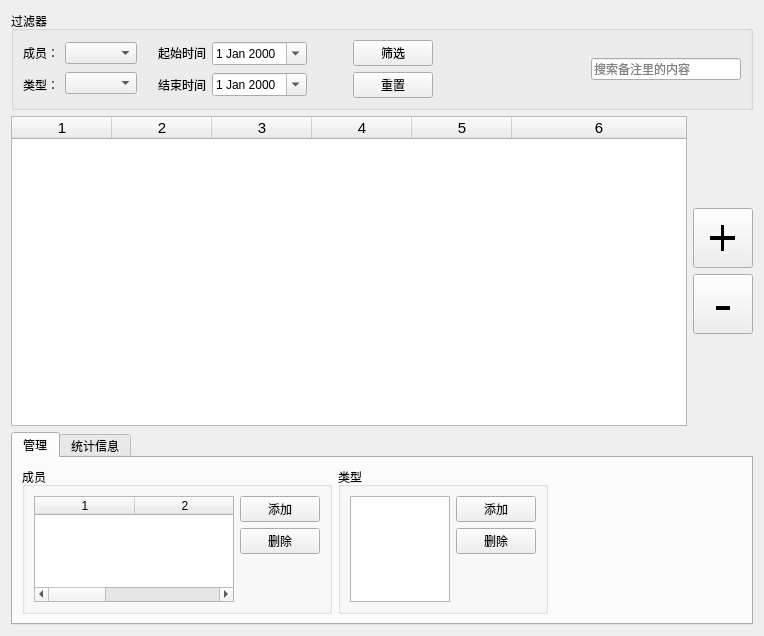
Above: gui/MainWindow_UI.ui from lovelyjuice/AccountBook before the change. Below: the same form after it.
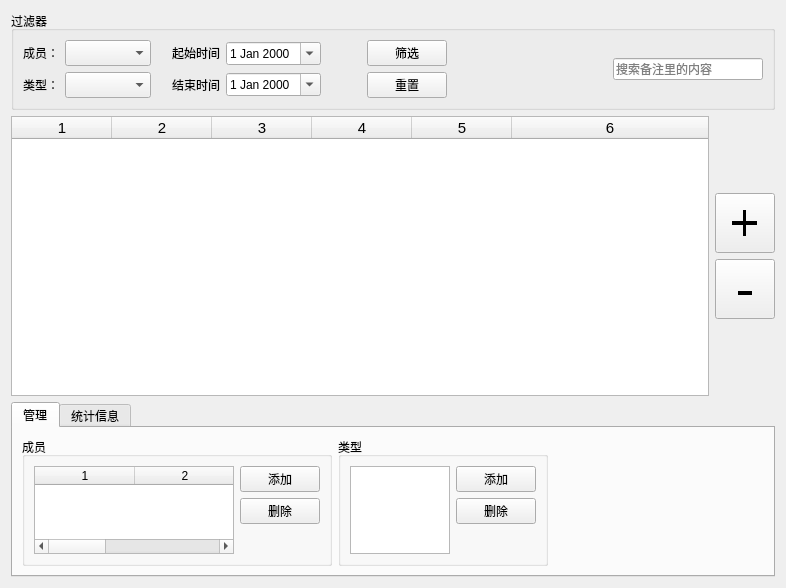
That is the form after the change.

Commit message: 优化comboBox字体和字体大小

Patch:
```diff
--- a/gui/MainWindow_UI.ui
+++ b/gui/MainWindow_UI.ui
@@ -6,8 +6,8 @@
             <rect>
                 <x>0</x>
                 <y>0</y>
-                <width>764</width>
-                <height>636</height>
+                <width>786</width>
+                <height>588</height>
             </rect>
         </property>
         <property name="maximumSize">
@@ -75,12 +75,21 @@
                                                 <verstretch>0</verstretch>
                                             </sizepolicy>
                                         </property>
+                                        <property name="font">
+                                            <font>
+                                                <family>Arial</family>
+                                                <pointsize>11</pointsize>
+                                            </font>
+                                        </property>
                                         <property name="editable">
                                             <bool>false</bool>
                                         </property>
                                         <property name="currentText">
                                             <string/>
                                         </property>
+                                        <property name="sizeAdjustPolicy">
+                                            <enum>QComboBox::AdjustToContents</enum>
+                                        </property>
                                     </widget>
                                 </item>
                                 <item>
@@ -91,6 +100,15 @@
                                                 <verstretch>0</verstretch>
                                             </sizepolicy>
                                         </property>
+                                        <property name="font">
+                                            <font>
+                                                <family>Arial</family>
+                                                <pointsize>11</pointsize>
+                                            </font>
+                                        </property>
+                                        <property name="sizeAdjustPolicy">
+                                            <enum>QComboBox::AdjustToContents</enum>
+                                        </property>
                                     </widget>
                                 </item>
                             </layout>
```
The commit also changes 3 other files.
